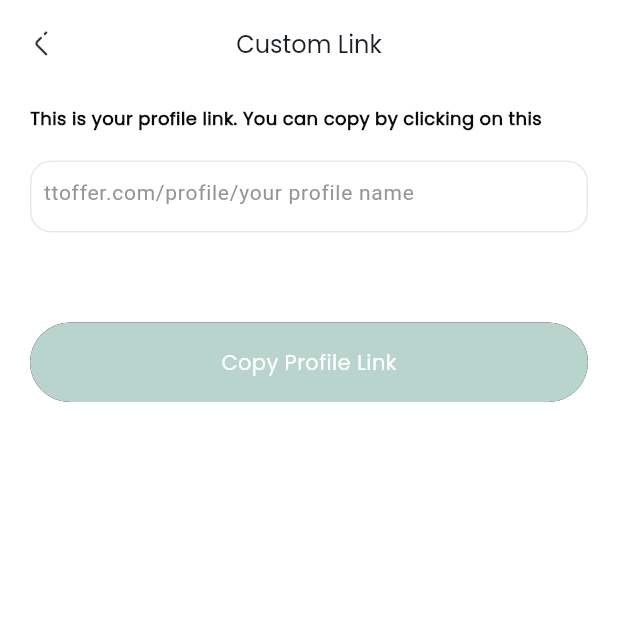
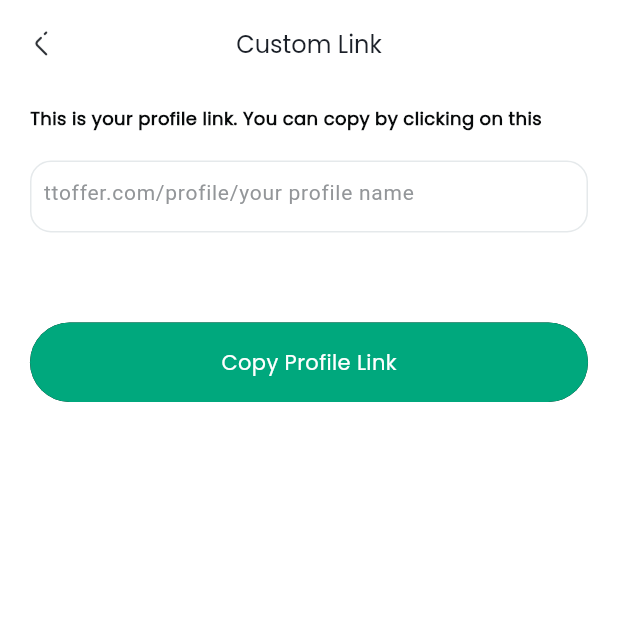
Before and after one commit to ShahidMustafaKhan/TToffer, a Flutter app: the CustomLinkScreen screen opened directly, on a phone screen of 412 x 824 dp, the top half of it. Run offline on Flutter 3.47's test engine with Material 3 defaults, Android fonts, the phone set to English and light mode, and no system bars; our stand-ins replace carousel_slider, chat_bubbles, dio, firebase_auth, firebase_core, firebase_database and 9 more; missing offline and left inert: country_list_pick, dialogs, flutter_stripe, zego_uikit_prebuilt_call, zego_uikit_signaling_plugin; accounts and stored records are empty; statements that could not run were skipped.

Commit message:
custom link button color changed

```diff
--- a/lib/views/Profile Screen/custom_link.dart
+++ b/lib/views/Profile Screen/custom_link.dart
@@ -81,7 +81,7 @@ class _CustomLinkScreenState extends State<CustomLinkScreen> {
                       radius: 32.0,
                       fontWeight: FontWeight.w500,
                       fontSize: 14,
-                      backgroundColor: AppTheme.disableColor,
+                      backgroundColor: AppTheme.appColor,
                       textColor: AppTheme.whiteColor),
                 ),
                 // RichText(
```
